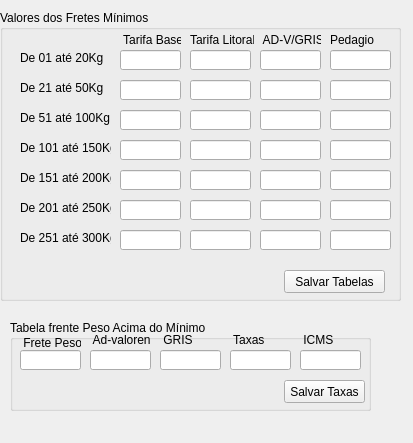
Before: the Qt Designer form frm_tarifa.ui in luissantananet/SistCotacao, drawn with Qt 5.
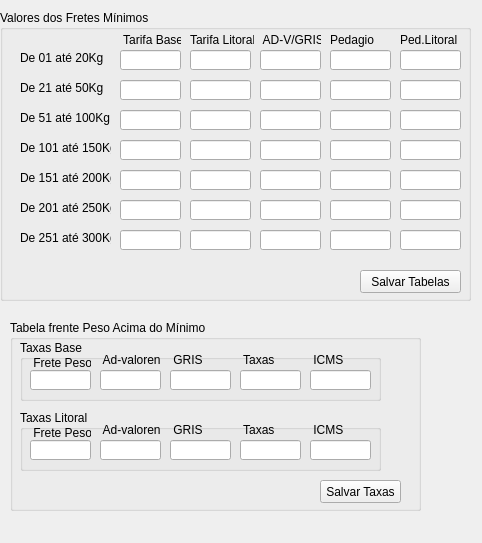
After: the same form once the commit is applied.

Commit message: update nas telas

The edit to the form file:
```diff
--- a/frm_tarifa.ui
+++ b/frm_tarifa.ui
@@ -6,8 +6,8 @@
    <rect>
     <x>0</x>
     <y>0</y>
-    <width>413</width>
-    <height>443</height>
+    <width>482</width>
+    <height>543</height>
    </rect>
   </property>
   <property name="windowTitle">
@@ -19,133 +19,18 @@
      <rect>
       <x>10</x>
       <y>320</y>
-      <width>361</width>
-      <height>91</height>
+      <width>411</width>
+      <height>191</height>
      </rect>
     </property>
     <property name="title">
      <string>Tabela frente Peso Acima do Mínimo</string>
     </property>
-    <widget class="QLineEdit" name="edt_fpeso">
-     <property name="geometry">
-      <rect>
-       <x>10</x>
-       <y>30</y>
-       <width>61</width>
-       <height>20</height>
-      </rect>
-     </property>
-    </widget>
-    <widget class="QLineEdit" name="edt_ad">
-     <property name="geometry">
-      <rect>
-       <x>80</x>
-       <y>30</y>
-       <width>61</width>
-       <height>20</height>
-      </rect>
-     </property>
-    </widget>
-    <widget class="QLineEdit" name="edt_gris">
-     <property name="geometry">
-      <rect>
-       <x>150</x>
-       <y>30</y>
-       <width>61</width>
-       <height>20</height>
-      </rect>
-     </property>
-    </widget>
-    <widget class="QLineEdit" name="edt_taxa">
-     <property name="geometry">
-      <rect>
-       <x>220</x>
-       <y>30</y>
-       <width>61</width>
-       <height>20</height>
-      </rect>
-     </property>
-    </widget>
-    <widget class="QLineEdit" name="edt_icms">
-     <property name="geometry">
-      <rect>
-       <x>290</x>
-       <y>30</y>
-       <width>61</width>
-       <height>20</height>
-      </rect>
-     </property>
-    </widget>
-    <widget class="QLabel" name="label_37">
-     <property name="geometry">
-      <rect>
-       <x>10</x>
-       <y>13</y>
-       <width>61</width>
-       <height>20</height>
-      </rect>
-     </property>
-     <property name="text">
-      <string> Frete Peso</string>
-     </property>
-    </widget>
-    <widget class="QLabel" name="label_38">
-     <property name="geometry">
-      <rect>
-       <x>80</x>
-       <y>10</y>
-       <width>61</width>
-       <height>20</height>
-      </rect>
-     </property>
-     <property name="text">
-      <string> Ad-valoren</string>
-     </property>
-    </widget>
-    <widget class="QLabel" name="label_41">
-     <property name="geometry">
-      <rect>
-       <x>150</x>
-       <y>10</y>
-       <width>61</width>
-       <height>20</height>
-      </rect>
-     </property>
-     <property name="text">
-      <string> GRIS</string>
-     </property>
-    </widget>
-    <widget class="QLabel" name="label_42">
-     <property name="geometry">
-      <rect>
-       <x>220</x>
-       <y>10</y>
-       <width>61</width>
-       <height>20</height>
-      </rect>
-     </property>
-     <property name="text">
-      <string> Taxas</string>
-     </property>
-    </widget>
-    <widget class="QLabel" name="label_43">
-     <property name="geometry">
-      <rect>
-       <x>290</x>
-       <y>10</y>
-       <width>61</width>
-       <height>20</height>
-      </rect>
-     </property>
-     <property name="text">
-      <string> ICMS</string>
-     </property>
-    </widget>
     <widget class="QPushButton" name="btn_salvar_taxa">
      <property name="geometry">
       <rect>
-       <x>274</x>
-       <y>60</y>
+       <x>310</x>
+       <y>160</y>
        <width>81</width>
        <height>23</height>
       </rect>
@@ -154,13 +39,269 @@
       <string>Salvar Taxas</string>
      </property>
     </widget>
+    <widget class="QGroupBox" name="groupBox_4">
+     <property name="geometry">
+      <rect>
+       <x>10</x>
+       <y>90</y>
+       <width>361</width>
+       <height>61</height>
+      </rect>
+     </property>
+     <property name="title">
+      <string>Taxas Litoral</string>
+     </property>
+     <widget class="QLineEdit" name="edt_fpeso_lit">
+      <property name="geometry">
+       <rect>
+        <x>10</x>
+        <y>30</y>
+        <width>61</width>
+        <height>20</height>
+       </rect>
+      </property>
+     </widget>
+     <widget class="QLineEdit" name="edt_ad_lit">
+      <property name="geometry">
+       <rect>
+        <x>80</x>
+        <y>30</y>
+        <width>61</width>
+        <height>20</height>
+       </rect>
+      </property>
+     </widget>
+     <widget class="QLineEdit" name="edt_gris_lit">
+      <property name="geometry">
+       <rect>
+        <x>150</x>
+        <y>30</y>
+        <width>61</width>
+        <height>20</height>
+       </rect>
+      </property>
+     </widget>
+     <widget class="QLineEdit" name="edt_taxa_lit">
+      <property name="geometry">
+       <rect>
+        <x>220</x>
+        <y>30</y>
+        <width>61</width>
+        <height>20</height>
+       </rect>
+      </property>
+     </widget>
+     <widget class="QLineEdit" name="edt_icms_lit">
+      <property name="geometry">
+       <rect>
+        <x>290</x>
+        <y>30</y>
+        <width>61</width>
+        <height>20</height>
+       </rect>
+      </property>
+     </widget>
+     <widget class="QLabel" name="label_39">
+      <property name="geometry">
+       <rect>
+        <x>10</x>
+        <y>13</y>
+        <width>61</width>
+        <height>20</height>
+       </rect>
+      </property>
+      <property name="text">
+       <string> Frete Peso</string>
+      </property>
+     </widget>
+     <widget class="QLabel" name="label_40">
+      <property name="geometry">
+       <rect>
+        <x>80</x>
+        <y>10</y>
+        <width>61</width>
+        <height>20</height>
+       </rect>
+      </property>
+      <property name="text">
+       <string> Ad-valoren</string>
+      </property>
+     </widget>
+     <widget class="QLabel" name="label_44">
+      <property name="geometry">
+       <rect>
+        <x>150</x>
+        <y>10</y>
+        <width>61</width>
+        <height>20</height>
+       </rect>
+      </property>
+      <property name="text">
+       <string> GRIS</string>
+      </property>
+     </widget>
+     <widget class="QLabel" name="label_45">
+      <property name="geometry">
+       <rect>
+        <x>220</x>
+        <y>10</y>
+        <width>61</width>
+        <height>20</height>
+       </rect>
+      </property>
+      <property name="text">
+       <string> Taxas</string>
+      </property>
+     </widget>
+     <widget class="QLabel" name="label_46">
+      <property name="geometry">
+       <rect>
+        <x>290</x>
+        <y>10</y>
+        <width>61</width>
+        <height>20</height>
+       </rect>
+      </property>
+      <property name="text">
+       <string> ICMS</string>
+      </property>
+     </widget>
+    </widget>
+    <widget class="QGroupBox" name="groupBox">
+     <property name="geometry">
+      <rect>
+       <x>10</x>
+       <y>20</y>
+       <width>361</width>
+       <height>61</height>
+      </rect>
+     </property>
+     <property name="title">
+      <string>Taxas Base</string>
+     </property>
+     <widget class="QLineEdit" name="edt_icms">
+      <property name="geometry">
+       <rect>
+        <x>290</x>
+        <y>30</y>
+        <width>61</width>
+        <height>20</height>
+       </rect>
+      </property>
+     </widget>
+     <widget class="QLabel" name="label_41">
+      <property name="geometry">
+       <rect>
+        <x>150</x>
+        <y>10</y>
+        <width>61</width>
+        <height>20</height>
+       </rect>
+      </property>
+      <property name="text">
+       <string> GRIS</string>
+      </property>
+     </widget>
+     <widget class="QLineEdit" name="edt_taxa">
+      <property name="geometry">
+       <rect>
+        <x>220</x>
+        <y>30</y>
+        <width>61</width>
+        <height>20</height>
+       </rect>
+      </property>
+     </widget>
+     <widget class="QLineEdit" name="edt_ad">
+      <property name="geometry">
+       <rect>
+        <x>80</x>
+        <y>30</y>
+        <width>61</width>
+        <height>20</height>
+       </rect>
+      </property>
+     </widget>
+     <widget class="QLabel" name="label_38">
+      <property name="geometry">
+       <rect>
+        <x>80</x>
+        <y>10</y>
+        <width>61</width>
+        <height>20</height>
+       </rect>
+      </property>
+      <property name="text">
+       <string> Ad-valoren</string>
+      </property>
+     </widget>
+     <widget class="QLabel" name="label_43">
+      <property name="geometry">
+       <rect>
+        <x>290</x>
+        <y>10</y>
+        <width>61</width>
+        <height>20</height>
+       </rect>
+      </property>
+      <property name="text">
+       <string> ICMS</string>
+      </property>
+     </widget>
+     <widget class="QLabel" name="label_37">
+      <property name="geometry">
+       <rect>
+        <x>10</x>
+        <y>13</y>
+        <width>61</width>
+        <height>20</height>
+       </rect>
+      </property>
+      <property name="text">
+       <string> Frete Peso</string>
+      </property>
+     </widget>
+     <widget class="QLineEdit" name="edt_gris">
+      <property name="geometry">
+       <rect>
+        <x>150</x>
+        <y>30</y>
+        <width>61</width>
+        <height>20</height>
+       </rect>
+      </property>
+     </widget>
+     <widget class="QLineEdit" name="edt_fpeso">
+      <property name="geometry">
+       <rect>
+        <x>10</x>
+        <y>30</y>
+        <width>61</width>
+        <height>20</height>
+       </rect>
+      </property>
+     </widget>
+     <widget class="QLabel" name="label_42">
+      <property name="geometry">
+       <rect>
+        <x>220</x>
+        <y>10</y>
+        <width>61</width>
+        <height>20</height>
+       </rect>
+      </property>
+      <property name="text">
+       <string> Taxas</string>
+      </property>
+     </widget>
+    </widget>
    </widget>
    <widget class="QGroupBox" name="gBox_taxasMininas">
     <property name="geometry">
      <rect>
       <x>0</x>
       <y>10</y>
-      <width>401</width>
+      <width>471</width>
       <height>291</height>
      </rect>
     </property>
@@ -593,7 +734,7 @@
     <widget class="QPushButton" name="btn_salvar_tabela">
      <property name="geometry">
       <rect>
-       <x>284</x>
+       <x>360</x>
        <y>260</y>
        <width>101</width>
        <height>23</height>
@@ -603,6 +744,89 @@
       <string>Salvar Tabelas</string>
      </property>
     </widget>
+    <widget class="QLabel" name="label_53">
+     <property name="geometry">
+      <rect>
+       <x>400</x>
+       <y>20</y>
+       <width>61</width>
+       <height>20</height>
+      </rect>
+     </property>
+     <property name="text">
+      <string>Ped.Litoral</string>
+     </property>
+    </widget>
+    <widget class="QLineEdit" name="edt_pedLitoral_150">
+     <property name="geometry">
+      <rect>
+       <x>400</x>
+       <y>130</y>
+       <width>61</width>
+       <height>20</height>
+      </rect>
+     </property>
+    </widget>
+    <widget class="QLineEdit" name="edt_pedLitoral_20">
+     <property name="geometry">
+      <rect>
+       <x>400</x>
+       <y>40</y>
+       <width>61</width>
+       <height>20</height>
+      </rect>
+     </property>
+    </widget>
+    <widget class="QLineEdit" name="edt_pedLitoral_50">
+     <property name="geometry">
+      <rect>
+       <x>400</x>
+       <y>70</y>
+       <width>61</width>
+       <height>20</height>
+      </rect>
+     </property>
+    </widget>
+    <widget class="QLineEdit" name="edt_pedLitoral_100">
+     <property name="geometry">
+      <rect>
+       <x>400</x>
+       <y>100</y>
+       <width>61</width>
+       <height>20</height>
+      </rect>
+     </property>
+    </widget>
+    <widget class="QLineEdit" name="edt_pedLitoral_250">
+     <property name="geometry">
+      <rect>
+       <x>400</x>
+       <y>190</y>
+       <width>61</width>
+       <height>20</height>
+      </rect>
+     </property>
+    </widget>
+    <widget class="QLineEdit" name="edt_pedLitoral_300">
+     <property name="geometry">
+      <rect>
+       <x>400</x>
+       <y>220</y>
+       <width>61</width>
+       <height>20</height>
+      </rect>
+     </property>
+    </widget>
+    <widget class="QLineEdit" name="edt_pedLitoral_200">
+     <property name="geometry">
+      <rect>
+       <x>400</x>
+       <y>160</y>
+       <width>61</width>
+       <height>20</height>
+      </rect>
+     </property>
+    </widget>
    </widget>
   </widget>
   <widget class="QMenuBar" name="menubar">
```
Left out of the diff: 2 changed lines with no effect on the pictures. The commit also changes 3 other files.
